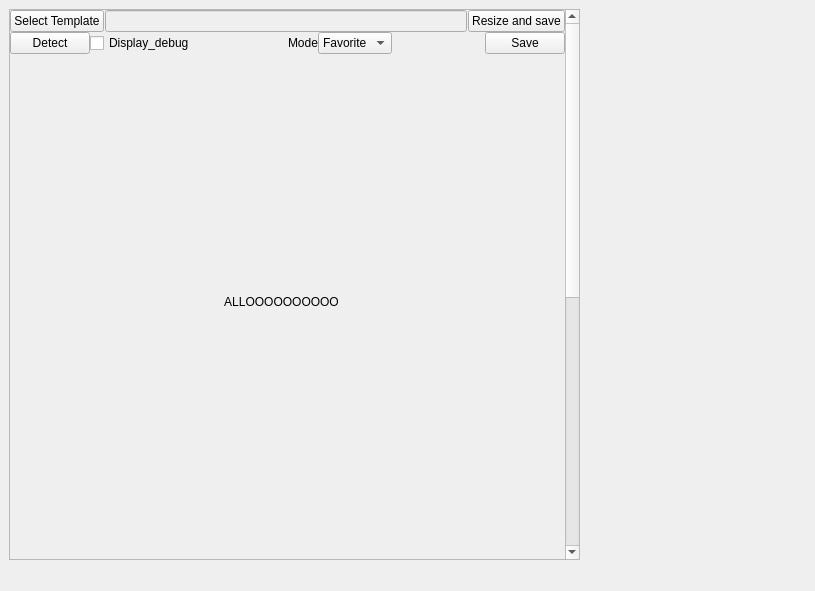
Old version of the form form.ui in the repository AuroreBo/CollectionTemplateManager.
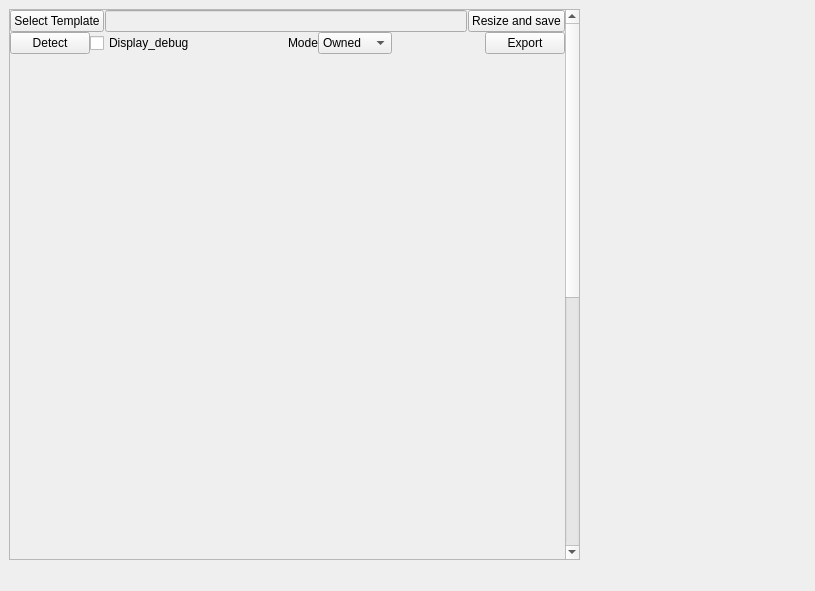
New version of the form.

The edit to the form file:
```diff
--- a/form.ui
+++ b/form.ui
@@ -30,8 +30,8 @@
      <rect>
       <x>0</x>
       <y>0</y>
-      <width>552</width>
-      <height>1052</height>
+      <width>556</width>
+      <height>1045</height>
      </rect>
     </property>
     <layout class="QGridLayout" name="gridLayout_2">
@@ -118,11 +118,6 @@
          </item>
          <item>
           <widget class="QComboBox" name="mode_comboBox">
-           <item>
-            <property name="text">
-             <string>Favorite</string>
-            </property>
-           </item>
            <item>
             <property name="text">
              <string>Owned</string>
@@ -133,6 +128,11 @@
              <string>Wanted</string>
             </property>
            </item>
+           <item>
+            <property name="text">
+             <string>Favorite</string>
+            </property>
+           </item>
           </widget>
          </item>
          <item>
@@ -149,9 +149,9 @@
           </spacer>
          </item>
          <item>
-          <widget class="QPushButton" name="save_button">
+          <widget class="QPushButton" name="export_button">
            <property name="text">
-            <string>Save</string>
+            <string>Export</string>
            </property>
           </widget>
          </item>
@@ -165,22 +165,6 @@
            <height>1000</height>
           </size>
          </property>
-         <widget class="QLabel" name="template_label">
-          <property name="geometry">
-           <rect>
-            <x>-4</x>
-            <y>2</y>
-            <width>551</width>
-            <height>491</height>
-           </rect>
-          </property>
-          <property name="text">
-           <string>ALLOOOOOOOOOO</string>
-          </property>
-          <property name="alignment">
-           <set>Qt::AlignCenter</set>
-          </property>
-         </widget>
         </widget>
        </item>
       </layout>
```
